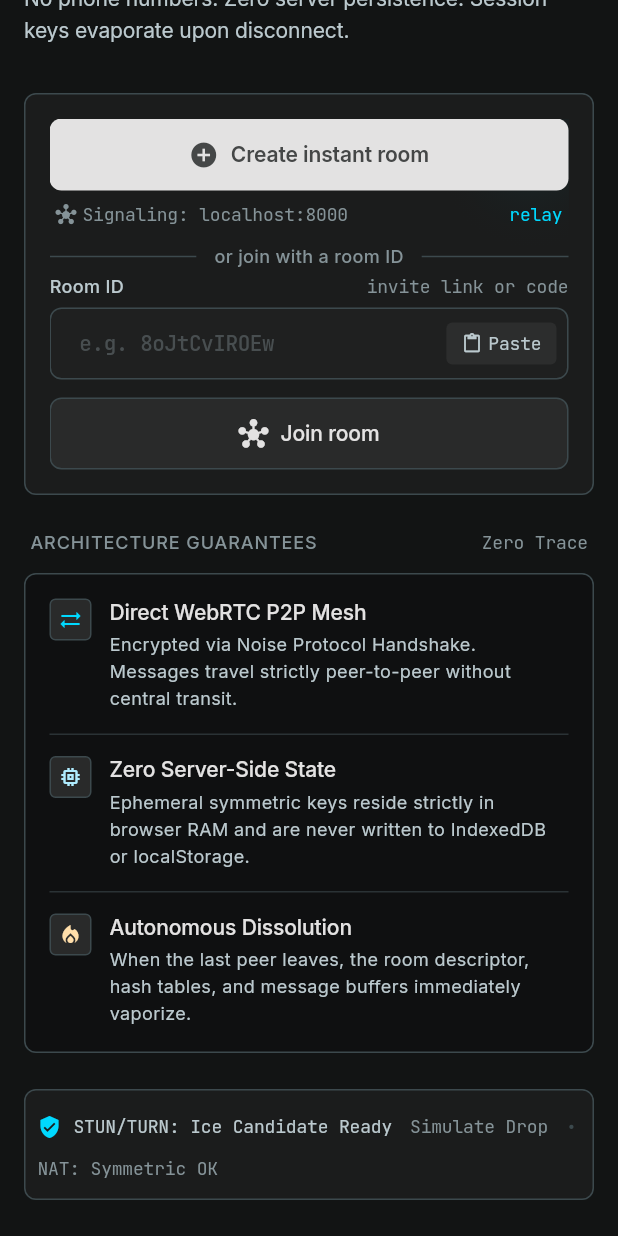
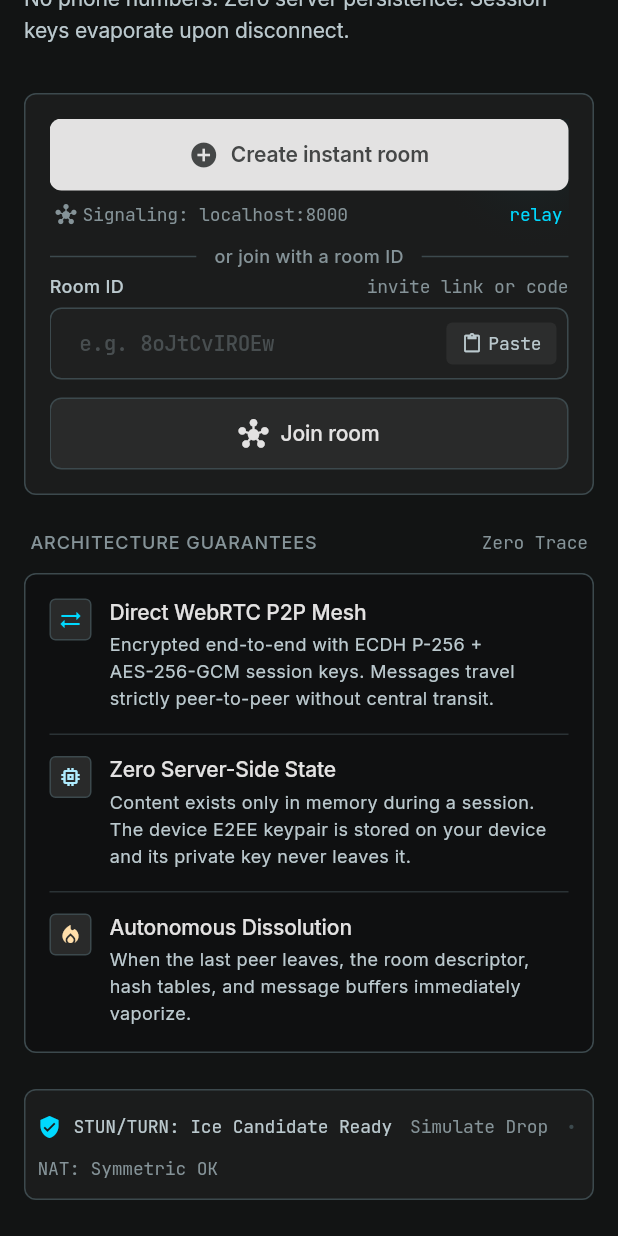
Before and after one commit to devansharora18/ash, a Flutter app: the screen it shows after launch, scrolled down 258 dp, on a phone screen of 412 x 824 dp. Run offline on Flutter 3.47's test engine with Material 3 defaults, Android fonts, the light colour scheme and no system bars; our stand-ins replace audioplayers, file_picker, google_fonts, shared_preferences; missing offline and left inert: flutter_webrtc, pointycastle, record.

Commit message:
chore: flutter ui changes

```diff
--- a/apps/mobile/lib/features/chat/channel_bar.dart
+++ b/apps/mobile/lib/features/chat/channel_bar.dart
@@ -140,7 +140,7 @@ class ChannelBar extends StatelessWidget {
                   const SizedBox(width: 6),
                   Text(
                     peerCount > 0
-                        ? 'WebRTC DataChannel direct'
+                        ? 'WebRTC E2EE · AES-256-GCM · direct'
                         : 'Connected · waiting for a peer to connect',
                     style: AshText.codeSm(AshColors.onSurfaceVariant),
                   ),
--- a/apps/mobile/lib/features/chat/composer.dart
+++ b/apps/mobile/lib/features/chat/composer.dart
@@ -252,7 +252,7 @@ class _ComposerState extends State<Composer> {
               decoration: InputDecoration(
                 isDense: true,
                 border: InputBorder.none,
-                hintText: 'Write a message...',
+                hintText: 'Write an encrypted message...',
                 hintStyle: AshText.bodyMd(AshColors.outline),
               ),
             ),
--- a/apps/mobile/lib/features/home/guarantees_card.dart
+++ b/apps/mobile/lib/features/home/guarantees_card.dart
@@ -41,7 +41,7 @@ class GuaranteesCard extends StatelessWidget {
                 color: AshColors.tint,
                 title: 'Direct WebRTC P2P Mesh',
                 body:
-                    'Encrypted via Noise Protocol Handshake. Messages travel strictly peer-to-peer without central transit.',
+                    'Encrypted end-to-end with ECDH P-256 + AES-256-GCM session keys. Messages travel strictly peer-to-peer without central transit.',
               ),
               const _Divider(),
               const _GuaranteeItem(
@@ -49,7 +49,7 @@ class GuaranteesCard extends StatelessWidget {
                 color: AshColors.primary,
                 title: 'Zero Server-Side State',
                 body:
-                    'Ephemeral symmetric keys reside strictly in browser RAM and are never written to IndexedDB or localStorage.',
+                    'Content exists only in memory during a session. The device E2EE keypair is stored on your device and its private key never leaves it.',
               ),
               const _Divider(),
               const _GuaranteeItem(
```
